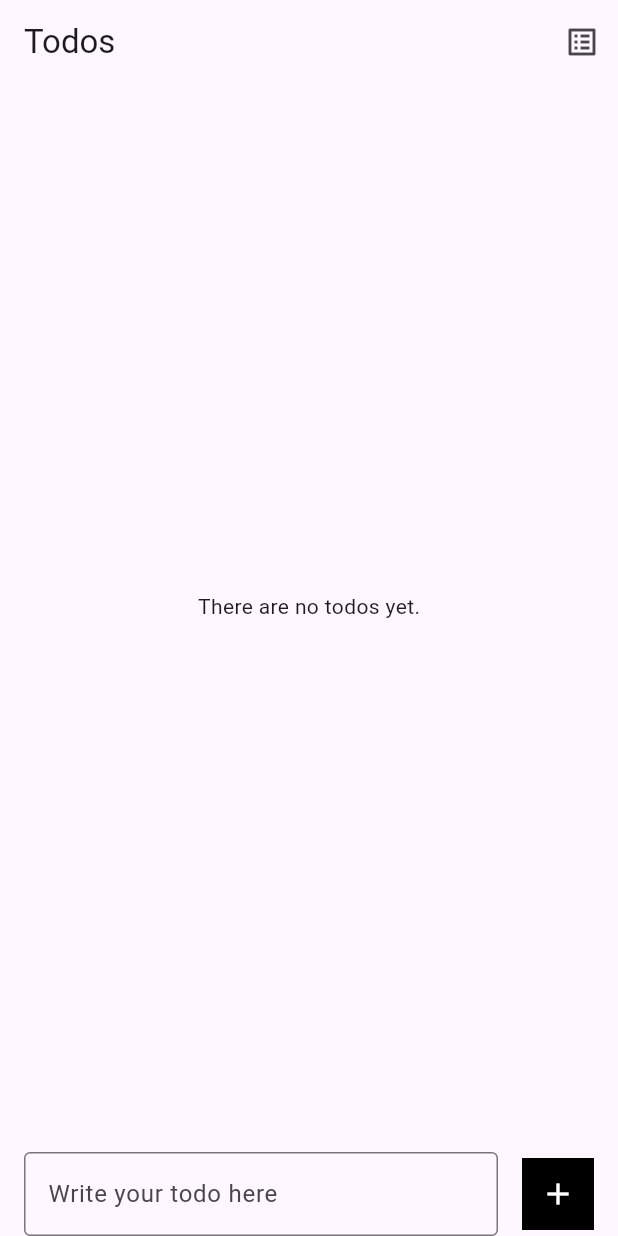
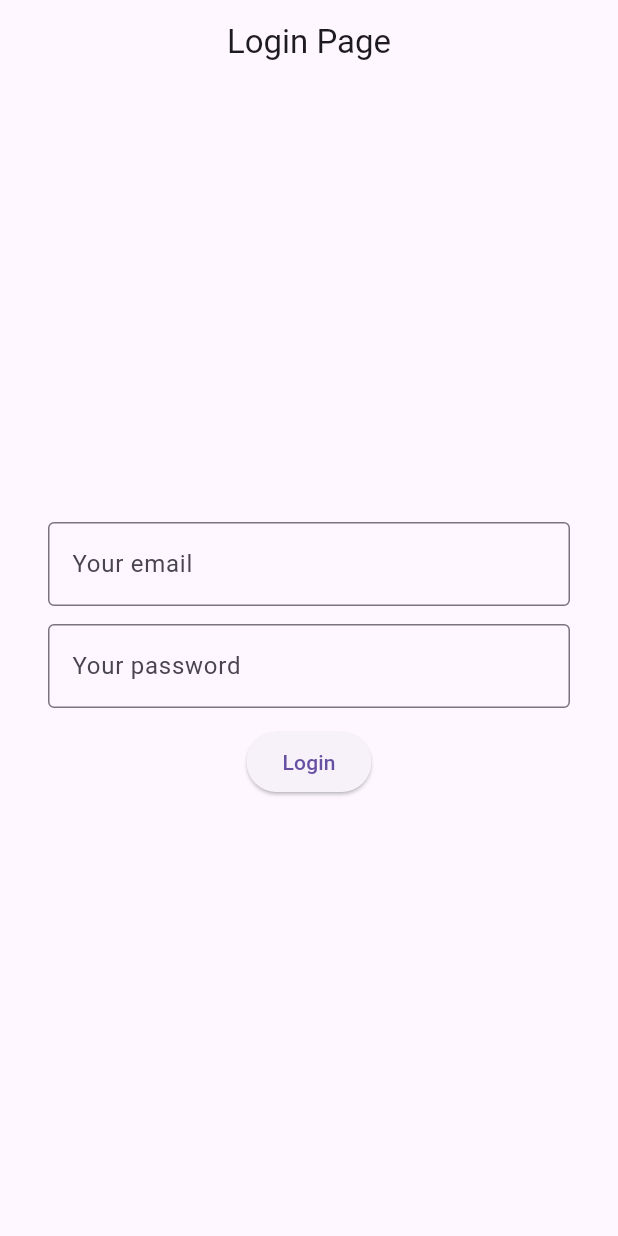
Before and after one commit to abdymazhittoretay/todo_list_provider, a Flutter app: the screen it shows after launch, on a phone screen of 412 x 824 dp. Run offline on Flutter 3.47's test engine with Material 3 defaults, Android fonts, the phone set to English and light mode, and no system bars; our stand-ins replace firebase_auth, firebase_core; accounts and stored records are empty; generated files the repository leaves out were written again.

Commit message:
created login page with methods and widgets

```diff
--- a/lib/main.dart
+++ b/lib/main.dart
@@ -4,6 +4,7 @@ import 'package:provider/provider.dart';
 import 'package:todo_list_provider/firebase_options.dart';
 import 'package:todo_list_provider/models/todos_model.dart';
 import 'package:todo_list_provider/pages/home_page.dart';
+import 'package:todo_list_provider/pages/login_page.dart';
 
 void main() async {
   WidgetsFlutterBinding.ensureInitialized();
@@ -21,6 +22,6 @@ class MyApp extends StatelessWidget {
 
   @override
   Widget build(BuildContext context) {
-    return MaterialApp(debugShowCheckedModeBanner: false, home: HomePage());
+    return MaterialApp(debugShowCheckedModeBanner: false, home: LoginPage());
   }
 }
--- /dev/null
+++ b/lib/pages/login_page.dart
@@ -0,0 +1,84 @@
+import 'package:firebase_auth/firebase_auth.dart';
+import 'package:flutter/material.dart';
+import 'package:todo_list_provider/pages/home_page.dart';
+import 'package:todo_list_provider/services/auth.dart';
+
+class LoginPage extends StatefulWidget {
+  const LoginPage({super.key});
+
+  @override
+  State<LoginPage> createState() => _LoginPageState();
+}
+
+class _LoginPageState extends State<LoginPage> {
+  final TextEditingController _emailController = TextEditingController();
+  final TextEditingController _passwordController = TextEditingController();
+
+  Future<void> signIn(
+    BuildContext context,
+    String email,
+    String password,
+  ) async {
+    try {
+      await Auth().signInUserWithEmailPassword(
+        email: email,
+        password: password,
+      );
+      if (context.mounted) {
+        Navigator.pushReplacement(
+          context,
+          MaterialPageRoute(builder: (context) => HomePage()),
+        );
+      }
+    } on FirebaseAuthException catch (e) {
+      print(e);
+    }
+  }
+
+  @override
+  Widget build(BuildContext context) {
+    return Scaffold(
+      appBar: AppBar(title: Text("Login Page"), centerTitle: true),
+      body: Padding(
+        padding: const EdgeInsets.all(32.0),
+        child: Center(
+          child: Column(
+            mainAxisAlignment: MainAxisAlignment.center,
+            children: [
+              TextField(
+                decoration: InputDecoration(
+                  hintText: "Your email",
+                  border: OutlineInputBorder(),
+                ),
+              ),
+              SizedBox(height: 12.0),
+              TextField(
+                obscureText: true,
+                decoration: InputDecoration(
+                  hintText: "Your password",
+                  border: OutlineInputBorder(),
+                ),
+              ),
+              SizedBox(height: 12.0),
+              ElevatedButton(
+                onPressed: () {
+                  if (_emailController.text.isNotEmpty &&
+                      _passwordController.text.isNotEmpty) {
+                    signIn(
+                      context,
+                      _emailController.text,
+                      _passwordController.text,
+                    );
+                    _emailController.clear();
+                    _passwordController.clear();
+                  }
+                },
+                child: Text("Login"),
+              ),
+            ],
+          ),
+        ),
+      ),
+    );
+  }
+}
```
